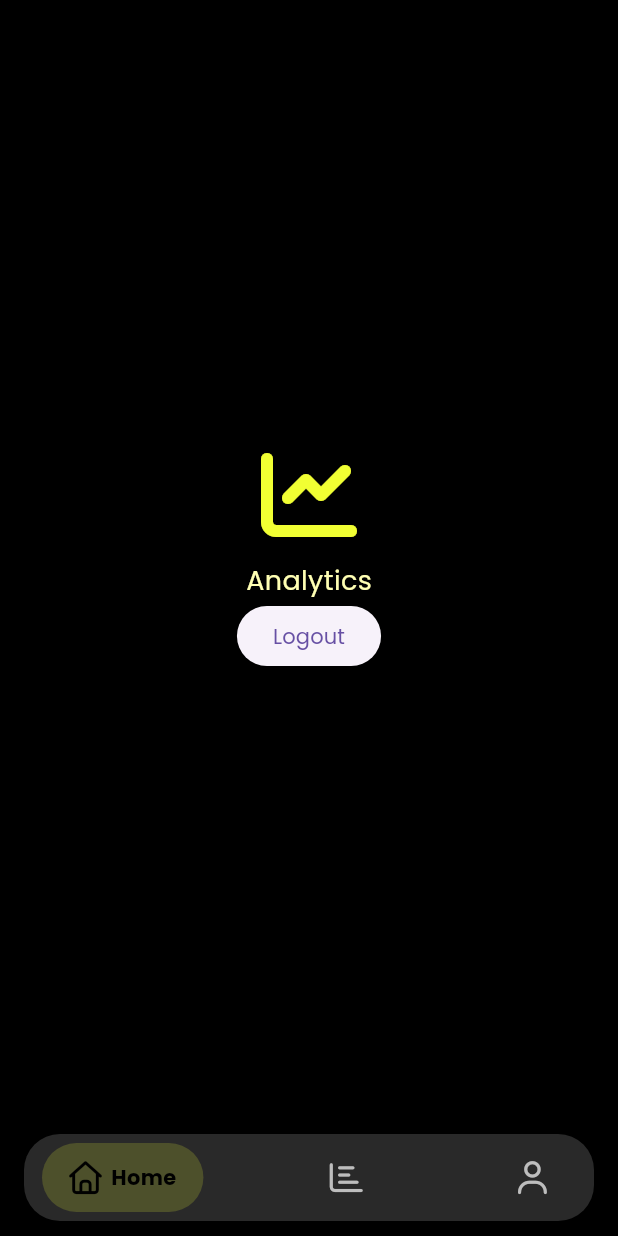
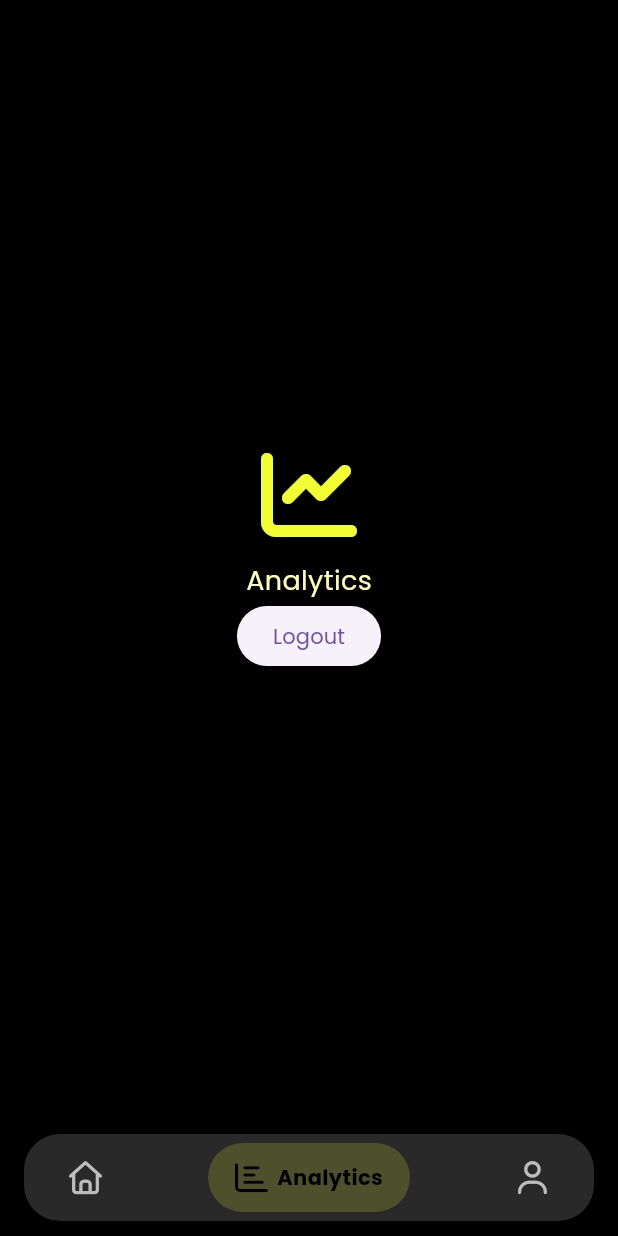
Before and after one commit to YoucefMedAmaneEllahGherbal/GymPulse, a Flutter app: the screen it shows once a user with an empty profile is signed in, item 2 of the bottom bar chosen, on a phone screen of 412 x 824 dp. Run offline on Flutter 3.47's test engine with Material 3 defaults, Android fonts, the phone set to English and light mode, and no system bars; drawn by our look-alikes of google_nav_bar; our stand-ins replace firebase_auth, firebase_core, flutter_progress_hud, font_awesome_flutter, modal_progress_hud_nsn; accounts and stored records are empty.

Commit message:
Refactor navigation structure; implement bottom navigation and update page transitions, integrate loading indicators in registration and login screens

```diff
--- a/lib/main.dart
+++ b/lib/main.dart
@@ -26,6 +26,7 @@ class MyApp extends StatelessWidget {
       home: StreamBuilder(
         stream: FirebaseAuth.instance.authStateChanges(),
         builder: (context, snapshot) {
+          print(snapshot.data);
           if (snapshot.hasData) {
             return HomeScreen();
           } else {
--- a/lib/screens/home/analytics_page.dart
+++ b/lib/screens/home/analytics_page.dart
@@ -18,9 +18,7 @@ class _AnalyticsPageState extends State<AnalyticsPage> {
 
   @override
   Widget build(BuildContext context) {
-    return Scaffold(
-      backgroundColor: kBackgroundColor,
-      body: Container(
+    return Container(
       alignment: Alignment.center,
       child: Column(
         mainAxisAlignment: MainAxisAlignment.center,
@@ -34,14 +32,11 @@ class _AnalyticsPageState extends State<AnalyticsPage> {
           ElevatedButton(
             onPressed: () {
               _auth.signOut();
-                Navigator.pop(context);
             },
             child: Text("Logout"),
           ),
         ],
       ),
-      ),
-      bottomNavigationBar: BottomNavbar(),
     );
   }
 }
--- a/lib/screens/home/bottom_navbar.dart
+++ b/lib/screens/home/bottom_navbar.dart
@@ -6,7 +6,9 @@ import '../../constants.dart';
 import 'package:google_nav_bar/google_nav_bar.dart';
 
 class BottomNavbar extends StatefulWidget {
-  const BottomNavbar({super.key});
+  const BottomNavbar({required this.updateIndex});
+
+  final void Function(int pageIndex) updateIndex;
 
   @override
   State<BottomNavbar> createState() => _BottomNavbarState();
@@ -46,7 +48,7 @@ class _BottomNavbarState extends State<BottomNavbar> {
             tabs: [
               GButton(
                 onPressed: () {
-                  Navigator.pushNamed(context, HomeScreen.id);
+                  widget.updateIndex(0);
                 },
                 icon: IconData(
                   FontAwesomeIcons.house.codePoint,
@@ -57,7 +59,7 @@ class _BottomNavbarState extends State<BottomNavbar> {
               ),
               GButton(
                 onPressed: () {
-                  Navigator.pushNamed(context, AnalyticsPage.id);
+                  widget.updateIndex(1);
                 },
                 icon: IconData(
                   FontAwesomeIcons.chartBar.codePoint,
@@ -68,7 +70,7 @@ class _BottomNavbarState extends State<BottomNavbar> {
               ),
               GButton(
                 onPressed: () {
-                  Navigator.pushNamed(context, HomeScreen.id);
+                  widget.updateIndex(2);
                 },
                 icon: IconData(
                   FontAwesomeIcons.user.codePoint,
--- a/lib/screens/home/home_screen.dart
+++ b/lib/screens/home/home_screen.dart
@@ -3,6 +3,8 @@ import 'package:flutter/material.dart';
 import 'package:gympulse_app/constants.dart';
 import 'package:google_nav_bar/google_nav_bar.dart';
 import 'package:font_awesome_flutter/font_awesome_flutter.dart';
+import 'package:gympulse_app/screens/home/account_page.dart';
+import 'package:gympulse_app/screens/home/analytics_page.dart';
 import 'package:gympulse_app/screens/home/bottom_navbar.dart';
 import 'home_content.dart';
 
@@ -20,6 +22,8 @@ class _HomeScreenState extends State<HomeScreen> {
   User? loggedInUser;
   String? email;
   int _selectedIndex = 0;
+
+  final List<Widget> _pages = [HomeContent(), AnalyticsPage(), AccountPage()];
 
   @override
   void initState() {
@@ -45,12 +49,20 @@ class _HomeScreenState extends State<HomeScreen> {
   Widget build(BuildContext context) {
     // Pages for each tab — keep simple placeholders so navigation is visible
 
-    return Scaffold(
-      backgroundColor: kBackgroundColor,
+    return SafeArea(
+      child: Scaffold(
+        backgroundColor: kBackgroundColor,
 
-      body: Center(child: Column(children: [HomeContent()])),
+        body: _pages[_selectedIndex],
 
-      bottomNavigationBar: BottomNavbar(),
+        bottomNavigationBar: BottomNavbar(
+          updateIndex: (index) {
+            setState(() {
+              _selectedIndex = index;
+            });
+          },
+        ),
+      ),
     );
   }
 }
--- a/lib/screens/landing_screen.dart
+++ b/lib/screens/landing_screen.dart
@@ -5,7 +5,7 @@ import 'package:gympulse_app/screens/registration_screen.dart';
 
 class LandingScreen extends StatelessWidget {
   const LandingScreen({super.key});
-  static String id = 'HomeScreen';
+  static String id = 'LandingScreen';
 
   @override
   Widget build(BuildContext context) {
--- a/lib/screens/login_screen.dart
+++ b/lib/screens/login_screen.dart
@@ -139,7 +139,7 @@ class _LoginScreenState extends State<LoginScreen> {
                                 setState(() {
                                   showSpinner = false;
                                 });
-
+                                Navigator.pop(context);
                               }
                             } on FirebaseAuthException catch (e) {
                               setState(() {
```
Also changed, not shown: lib/screens/home/account_page.dart (+5 -4 lines), lib/screens/registration_screen.dart (+25 -6 lines). Lines whose indentation alone changed are shown as unchanged.
